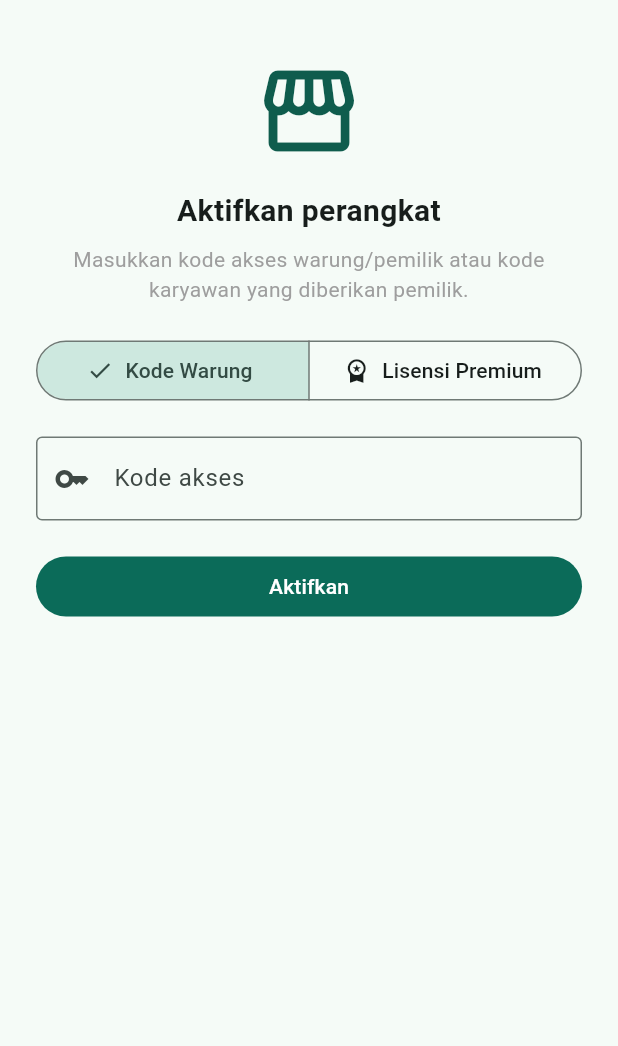
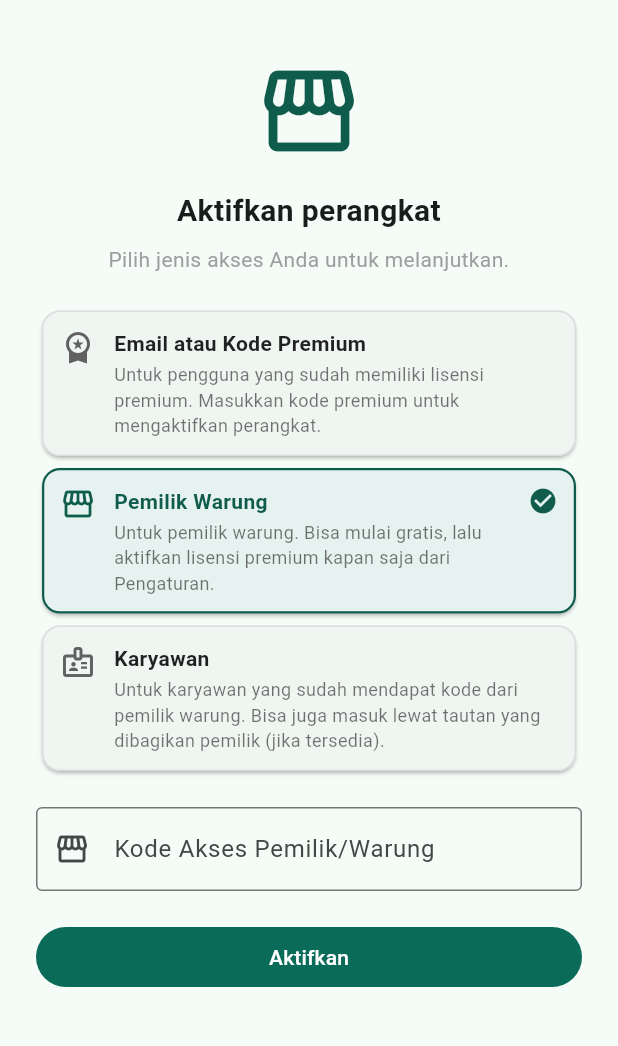
Before and after one commit to aliimron1909/omset-warmad-mobile, a Flutter app: the screen it shows after launch, on a phone screen of 412 x 824 dp, the part 63-1109 px from its top. Run offline on Flutter 3.47's test engine with Material 3 defaults, Android fonts, the phone set to English and light mode, and no system bars; our stand-ins replace package_info_plus.

Commit message:
UI: banner input amber, sync tanpa detik/rev, setup 3 pilihan akses

```diff
--- a/lib/main.dart
+++ b/lib/main.dart
@@ -94,7 +94,7 @@ class SetupPage extends StatefulWidget {
 class _SetupPageState extends State<SetupPage> {
   final _controller = TextEditingController();
   bool _busy = false;
-  bool _premiumLicense = false;
+  String _mode = 'owner'; // premium | owner | employee
   String? _error;
 
   Future<void> _activate() async {
@@ -108,10 +108,10 @@ class _SetupPageState extends State<SetupPage> {
       _error = null;
     });
     try {
-      if (_premiumLicense) {
+      if (_mode == 'premium') {
         await _activatePremiumLicense(code);
       } else {
-        await _activateAccessCode(code);
+        await _activateAccessCode(code, isEmployee: _mode == 'employee');
       }
     } catch (e) {
       setState(() => _error = e.toString());
@@ -126,7 +126,6 @@ class _SetupPageState extends State<SetupPage> {
       setState(() => _error = (lic['error'] as String?) ?? 'Kode lisensi tidak valid');
       return;
     }
-    // Kode lisensi premium harus ditukar menjadi Kode Pemilik untuk sync.
     final reg = await api.syncRegister(code, widget.device);
     if (reg['ok'] != true) {
       setState(() => _error =
@@ -144,15 +143,14 @@ class _SetupPageState extends State<SetupPage> {
     );
   }
 
-  Future<void> _activateAccessCode(String code) async {
+  Future<void> _activateAccessCode(String code, {required bool isEmployee}) async {
     final r = await api.syncRegister(code, widget.device);
     if (r['ok'] != true) {
       final msg = (r['error'] as String?) ?? 'Kode tidak valid';
-      // Petunjuk jika pengguna memasukkan kode lisensi di mode warung/karyawan.
       if (msg.toLowerCase().contains('belum terdaftar untuk lisensi')) {
         setState(() {
           _error =
-              '$msg\n\nJika ini kode lisensi premium, pilih "Lisensi Premium" di atas lalu aktifkan lagi.';
+              '$msg\n\nJika ini kode lisensi premium, pilih opsi "Email atau Kode Premium" di atas lalu coba lagi.';
         });
         return;
       }
@@ -169,14 +167,52 @@ class _SetupPageState extends State<SetupPage> {
     );
   }
 
+  Widget _modeCard({required String value, required IconData icon, required String title, required String desc}) {
+    final selected = _mode == value;
+    return Card(
+      color: selected ? const Color(0xFFE6F2EF) : null,
+      shape: RoundedRectangleBorder(
+        borderRadius: BorderRadius.circular(12),
+        side: BorderSide(color: selected ? const Color(0xFF0F5C4D) : const Color(0xFFDDDDDD), width: selected ? 1.5 : 1),
+      ),
+      child: InkWell(
+        borderRadius: BorderRadius.circular(12),
+        onTap: _busy ? null : () => setState(() { _mode = value; _error = null; }),
+        child: Padding(
+          padding: const EdgeInsets.all(12),
+          child: Row(
+            crossAxisAlignment: CrossAxisAlignment.start,
+            children: [
+              Icon(icon, color: selected ? const Color(0xFF0F5C4D) : Colors.grey[700]),
+              const SizedBox(width: 12),
+              Expanded(
+                child: Column(
+                  crossAxisAlignment: CrossAxisAlignment.start,
+                  children: [
+                    Text(title, style: TextStyle(fontWeight: FontWeight.bold, color: selected ? const Color(0xFF0F5C4D) : Colors.black87)),
+                    const SizedBox(height: 2),
+                    Text(desc, style: const TextStyle(fontSize: 12, color: Colors.black54)),
+                  ],
+                ),
+              ),
+              if (selected) const Icon(Icons.check_circle, color: Color(0xFF0F5C4D), size: 20),
+            ],
+          ),
+        ),
+      ),
+    );
+  }
+
   @override
   Widget build(BuildContext context) {
+    final isPremium = _mode == 'premium';
+    final isEmployee = _mode == 'employee';
+    final label = isPremium ? 'Email atau Kode Premium' : (isEmployee ? 'Kode Karyawan' : 'Kode Akses Pemilik/Warung');
+    final icon = isPremium ? Icons.workspace_premium : (isEmployee ? Icons.badge_outlined : Icons.storefront);
     return Scaffold(
       appBar: AppBar(title: const Text('Aktivasi Omset-WarMad')),
-      body: Padding(
+      body: ListView(
         padding: const EdgeInsets.all(24),
-        child: Column(
-          crossAxisAlignment: CrossAxisAlignment.stretch,
         children: [
           const Icon(Icons.storefront, size: 72, color: Color(0xFF0F5C4D)),
           const SizedBox(height: 16),
@@ -186,43 +222,38 @@ class _SetupPageState extends State<SetupPage> {
             textAlign: TextAlign.center,
           ),
           const SizedBox(height: 8),
-            Text(
-              _premiumLicense
-                  ? 'Masukkan kode lisensi premium Anda. Perangkat akan didaftarkan lalu disiapkan untuk sinkronisasi.'
-                  : 'Masukkan kode akses warung/pemilik atau kode karyawan yang diberikan pemilik.',
+          const Text(
+            'Pilih jenis akses Anda untuk melanjutkan.',
             textAlign: TextAlign.center,
-              style: const TextStyle(color: Colors.grey),
+            style: TextStyle(color: Colors.grey),
           ),
           const SizedBox(height: 20),
-            SegmentedButton<bool>(
-              segments: const [
-                ButtonSegment<bool>(
-                  value: false,
-                  label: Text('Kode Warung'),
-                  icon: Icon(Icons.key),
-                ),
-                ButtonSegment<bool>(
-                  value: true,
-                  label: Text('Lisensi Premium'),
-                  icon: Icon(Icons.workspace_premium),
-                ),
-              ],
-              selected: {_premiumLicense},
-              onSelectionChanged: _busy
-                  ? null
-                  : (s) => setState(() {
-                        _premiumLicense = s.first;
-                        _error = null;
-                      }),
+          _modeCard(
+            value: 'premium',
+            icon: Icons.workspace_premium,
+            title: 'Email atau Kode Premium',
+            desc: 'Untuk pengguna yang sudah memiliki lisensi premium. Masukkan kode premium untuk mengaktifkan perangkat.',
+          ),
+          _modeCard(
+            value: 'owner',
+            icon: Icons.storefront_outlined,
+            title: 'Pemilik Warung',
+            desc: 'Untuk pemilik warung. Bisa mulai gratis, lalu aktifkan lisensi premium kapan saja dari Pengaturan.',
+          ),
+          _modeCard(
+            value: 'employee',
+            icon: Icons.badge_outlined,
+            title: 'Karyawan',
+            desc: 'Untuk karyawan yang sudah mendapat kode dari pemilik warung. Bisa juga masuk lewat tautan yang dibagikan pemilik (jika tersedia).',
           ),
           const SizedBox(height: 20),
           TextField(
             controller: _controller,
             textCapitalization: TextCapitalization.characters,
             decoration: InputDecoration(
-                labelText: _premiumLicense ? 'Kode lisensi premium' : 'Kode akses',
+              labelText: label,
               border: const OutlineInputBorder(),
-                prefixIcon: Icon(_premiumLicense ? Icons.workspace_premium : Icons.key),
+              prefixIcon: Icon(icon),
             ),
             onSubmitted: (_) => _busy ? null : _activate(),
           ),
@@ -242,7 +273,6 @@ class _SetupPageState extends State<SetupPage> {
                 : const Text('Aktifkan'),
           ),
         ],
-        ),
       ),
     );
   }
@@ -639,10 +669,14 @@ class _HomePageState extends State<HomePage> {
               subtitle: Text(
                 st.lastSync == null
                     ? 'Belum pernah sinkron'
-                    : 'Sinkron terakhir: ${st.lastSync!.toLocal()}',
+                    : () {
+                        final t = st.lastSync!.toLocal();
+                        String p2(int n) => n.toString().padLeft(2, '0');
+                        return 'Sinkron terakhir: ${t.year}-${p2(t.month)}-${p2(t.day)} ${p2(t.hour)}:${p2(t.minute)}';
+                      }(),
               ),
               trailing: st.premium
-                  ? Text('rev ${st.rev ?? '-'}')
+                  ? null
                   : TextButton(
                       onPressed: _busy ? null : _showPremiumDialog,
                       child: const Text('Aktifkan Lisensi Premium'),
@@ -1686,21 +1720,21 @@ class _InputTabState extends State<InputTab> {
                     width: double.infinity,
                     padding: const EdgeInsets.all(12),
                     decoration: BoxDecoration(
-                      color: const Color(0xFFF3F7F6),
+                      color: const Color(0xFFFFF8E1),
                       borderRadius: BorderRadius.circular(12),
-                      border: Border.all(color: const Color(0xFFB7D1CB)),
+                      border: Border.all(color: const Color(0xFFE6C96A)),
                     ),
                     child: Row(
                       crossAxisAlignment: CrossAxisAlignment.start,
                       children: [
-                        const Icon(Icons.info_outline, color: Color(0xFF0F5C4D)),
+                        const Icon(Icons.info_outline, color: Color(0xFF8A6D00)),
                         const SizedBox(width: 10),
                         Expanded(
                           child: Column(
                             crossAxisAlignment: CrossAxisAlignment.start,
                             children: [
                               const Text('Tanggal ini sudah memiliki catatan',
-                                  style: TextStyle(fontWeight: FontWeight.w600, color: Color(0xFF0F5C4D))),
+                                  style: TextStyle(fontWeight: FontWeight.w600, color: Color(0xFF8A6D00))),
                               const SizedBox(height: 2),
                               Text('Omset tercatat ${widget.rupiah(existing.first.omset)}. Anda bisa mengedit catatan yang sudah ada.',
                                   style: const TextStyle(fontSize: 13, color: Colors.black87)),
@@ -1710,7 +1744,7 @@ class _InputTabState extends State<InputTab> {
                                   onPressed: () => _loadForEdit(w, existing.first),
                                   icon: const Icon(Icons.edit_outlined, size: 18),
                                   label: const Text('Edit Catatan'),
-                                  style: TextButton.styleFrom(padding: EdgeInsets.zero),
+                                  style: TextButton.styleFrom(foregroundColor: Color(0xFF8A6D00), padding: EdgeInsets.zero),
                                 ),
                               ),
                             ],
--- a/pubspec.yaml
+++ b/pubspec.yaml
@@ -1,7 +1,7 @@
 name: warmad_mobile
 description: Aplikasi Omset-WarMad native (Flutter).
 publish_to: 'none'
-version: 5.3.1+21
+version: 5.3.2+22
 
 environment:
   sdk: '>=3.4.0 <4.0.0'
```
Lines whose indentation alone changed are shown as unchanged.
